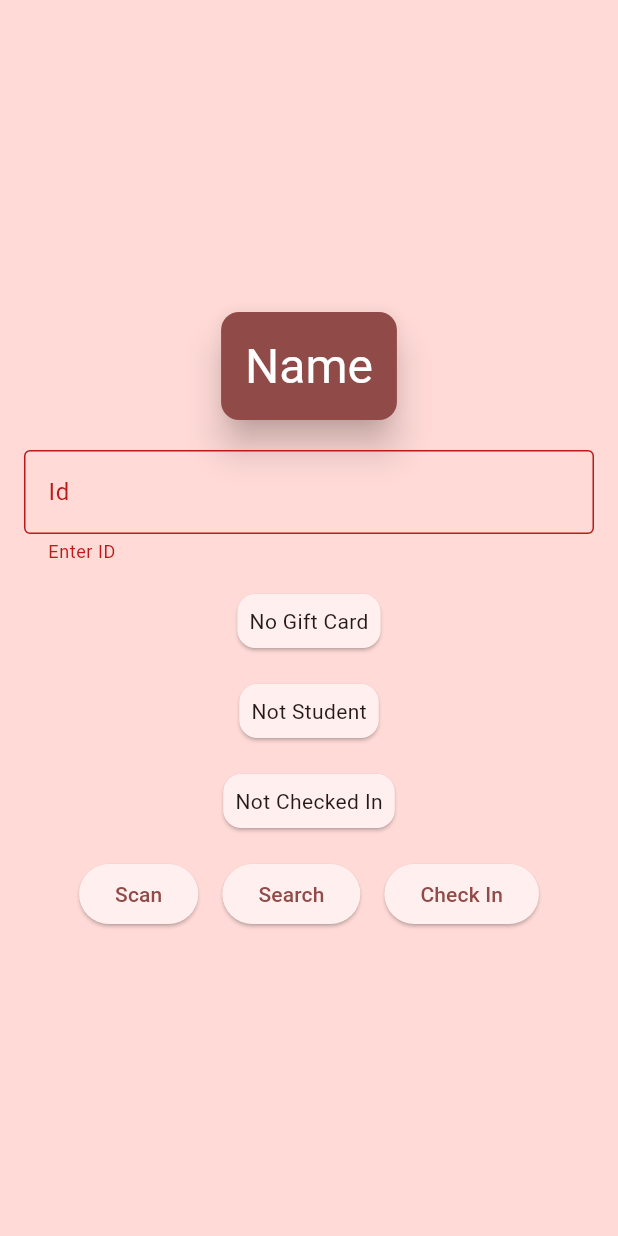
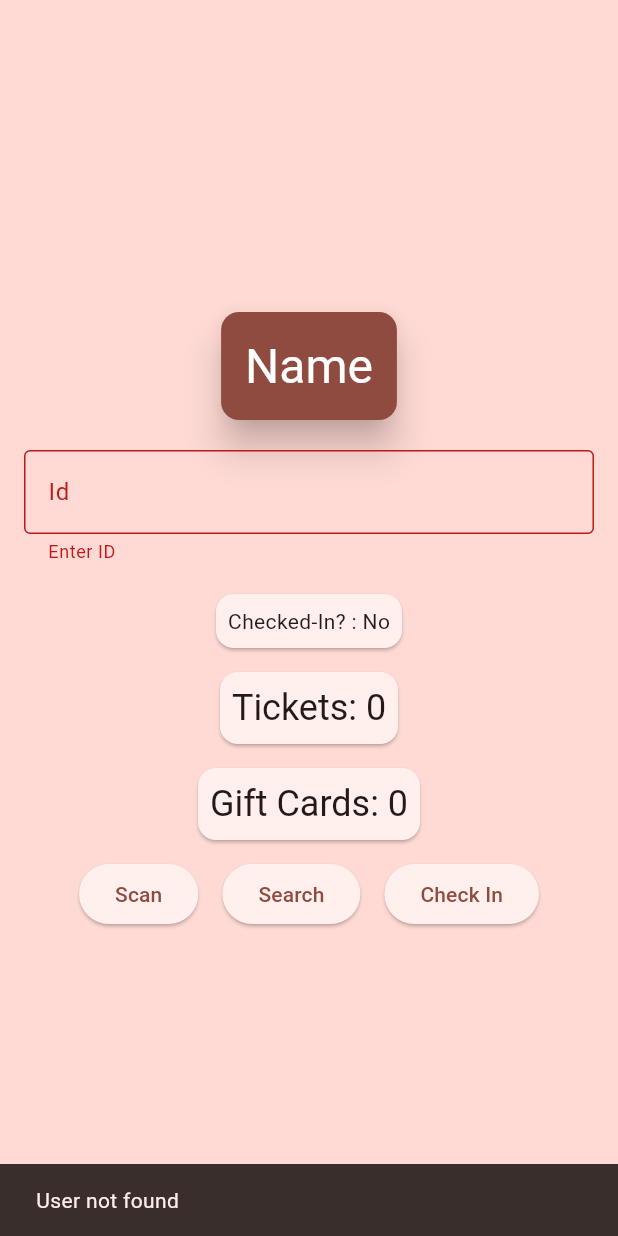
Before and after one commit to Christophers27/scottycon_check_in, a Flutter app: the screen it shows after launch, after a tap on "Search", on a phone screen of 412 x 824 dp. Run offline on Flutter 3.47's test engine with Material 2 defaults, Android fonts, the phone set to English and light mode, and no system bars; missing offline and left inert: barcode_scan2, gsheets; key blocks and very long unbroken strings in the code were emptied for the run.

Commit message:
Added error handling

```diff
--- a/lib/gsheets_api.dart
+++ b/lib/gsheets_api.dart
@@ -19,7 +19,7 @@ class GoogleSheetsApi {
   ''';
 
   // Set up GSheets object
-  static const _spreadsheetId = '12DSiKFHnEPZ8vx54Q-BcX72H9LHimU1Kjh_LbDkM8bk';
+  static const _spreadsheetId = '1bscLAO-18UZNFkv89Ldvj5dH5KDptD7-R6gXhOM6g1I';
   static final _gsheets = GSheets(_credentials);
   static Worksheet? _worksheet;
 
--- a/lib/homepage.dart
+++ b/lib/homepage.dart
@@ -13,6 +13,7 @@ class HomePage extends StatefulWidget {
 
 class _HomePageState extends State<HomePage> {
   User? user;
+  int ticketNum = 0;
   String name = "Name";
   int? id;
 
@@ -32,6 +33,7 @@ class _HomePageState extends State<HomePage> {
 
     setState(() {
       this.user = user;
+      this.ticketNum = user.ticketNum;
       name = "${user.firstName} ${user.lastName}";
     });
   }
--- a/lib/main.dart
+++ b/lib/main.dart
@@ -26,7 +26,7 @@ class MyApp extends StatelessWidget {
         theme: ThemeData(
           useMaterial3: true,
           colorScheme:
-            ColorScheme.fromSeed(seedColor: Color.fromARGB(255, 239, 87, 87))),
+            ColorScheme.fromSeed(seedColor: Color.fromARGB(255, 237, 0, 0))),
         home: const HomePage(),
       ),
     );
--- a/lib/user_form_widget.dart
+++ b/lib/user_form_widget.dart
@@ -12,7 +12,7 @@ class UserFormWidget extends StatefulWidget {
       {super.key,
       required this.onSavedUser,
       this.user,
-      required this.onCheckIn});
+      required this.onCheckIn,});
 
   @override
   State<UserFormWidget> createState() => _UserFormWidgetState();
@@ -21,8 +21,7 @@ class UserFormWidget extends StatefulWidget {
 class _UserFormWidgetState extends State<UserFormWidget> {
   final formKey = GlobalKey<FormState>();
   late TextEditingController controllerId;
-  late TextEditingController controllerFirstName;
-  late TextEditingController controllerLastName;
+  late int ticketNum;
   late bool isStudent;
   late bool giftCard;
   late bool checkedIn;
@@ -38,16 +37,14 @@ class _UserFormWidgetState extends State<UserFormWidget> {
 
   void initUser() {
     final id = widget.user == null ? '' : widget.user!.id.toString();
-    final firstName = widget.user == null ? '' : widget.user!.firstName;
-    final lastName = widget.user == null ? '' : widget.user!.lastName;
+    final ticketNum = widget.user == null ? 0 : widget.user!.ticketNum;
     final isStudent = widget.user == null ? false : widget.user!.isStudent;
     final giftCard = widget.user == null ? false : widget.user!.giftCard;
     final checkedIn = widget.user == null ? false : widget.user!.checkedIn;
 
     setState(() {
       controllerId = TextEditingController(text: id);
-      controllerFirstName = TextEditingController(text: firstName);
-      controllerLastName = TextEditingController(text: lastName);
+      this.ticketNum = ticketNum;
       this.giftCard = giftCard;
       this.isStudent = isStudent;
       this.checkedIn = checkedIn;
@@ -63,18 +60,27 @@ class _UserFormWidgetState extends State<UserFormWidget> {
 
   @override
   Widget build(BuildContext context) {
+    var theme = Theme.of(context);
+    var style = theme.textTheme.headlineSmall!;
+
     return Form(
       key: formKey,
       child: Column(
         mainAxisSize: MainAxisSize.min,
         children: [
           buildId(),
-          buildGiftCard(),
-          const SizedBox(height: 16),
-          buildIsStudent(),
-          const SizedBox(height: 16),
-          buildCheckedIn(),
-          const SizedBox(height: 16),
+          Row(
+            mainAxisAlignment: MainAxisAlignment.center,
+            children: [
+              if (isStudent) buildIsStudent(),
+              if (isStudent) const SizedBox(width: 16),
+              buildCheckedIn()],
+          ),
+          const SizedBox(height: 8),
+          buildTicketNum(style),
+          const SizedBox(height: 8),
+          buildCouponNum(style),
+          const SizedBox(height: 8),
           Row(
             mainAxisAlignment: MainAxisAlignment.center,
             children: [
@@ -86,8 +92,11 @@ class _UserFormWidgetState extends State<UserFormWidget> {
                     id = int.tryParse(controllerId.text);
                     final isValid = form.validate();
 
-                    if (isValid) {
+                    if (isValid && id != null) {
                       widget.onSavedUser(id);
+                    } else {
+                      const snackBar = SnackBar(content: Text('User not found'));
+                      ScaffoldMessenger.of(context).showSnackBar(snackBar);
                     }
                   },
                   child: const Text("Search")),
@@ -149,20 +158,31 @@ class _UserFormWidgetState extends State<UserFormWidget> {
   Widget buildIsStudent() => Card(
           child: Padding(
         padding: const EdgeInsets.all(8.0),
-        child: Text(isStudent ? "Student" : "Not Student"),
+        child: Text(isStudent ? "CHECK STUDENT ID" : "NOT STUDENT"),
       ));
-
-  Widget buildGiftCard() => Card(
-        child: Padding(
-          padding: const EdgeInsets.all(8.0),
-          child: Text(giftCard ? "Has Gift Card" : "No Gift Card"),
-        ),
-      );
 
   Widget buildCheckedIn() => Card(
         child: Padding(
           padding: const EdgeInsets.all(8.0),
-          child: Text(checkedIn ? "Checked In" : "Not Checked In"),
+          child: Text(checkedIn ? "Checked-In? : Yes" : "Checked-In? : No"),
+        ),
+      );
+
+  Widget buildTicketNum(TextStyle style) => Card(
+        child: Padding(
+          padding: const EdgeInsets.all(8.0),
+          child: Text(
+            "Tickets: ${ticketNum.toString()}",
+            style: style,),
+        ),
+      );
+
+  Widget buildCouponNum(TextStyle style) => Card(
+        child: Padding(
+          padding: const EdgeInsets.all(8.0),
+          child: Text(
+            "Gift Cards: ${ticketNum.toString()}",
+            style: style,),
         ),
       );
 }
```
